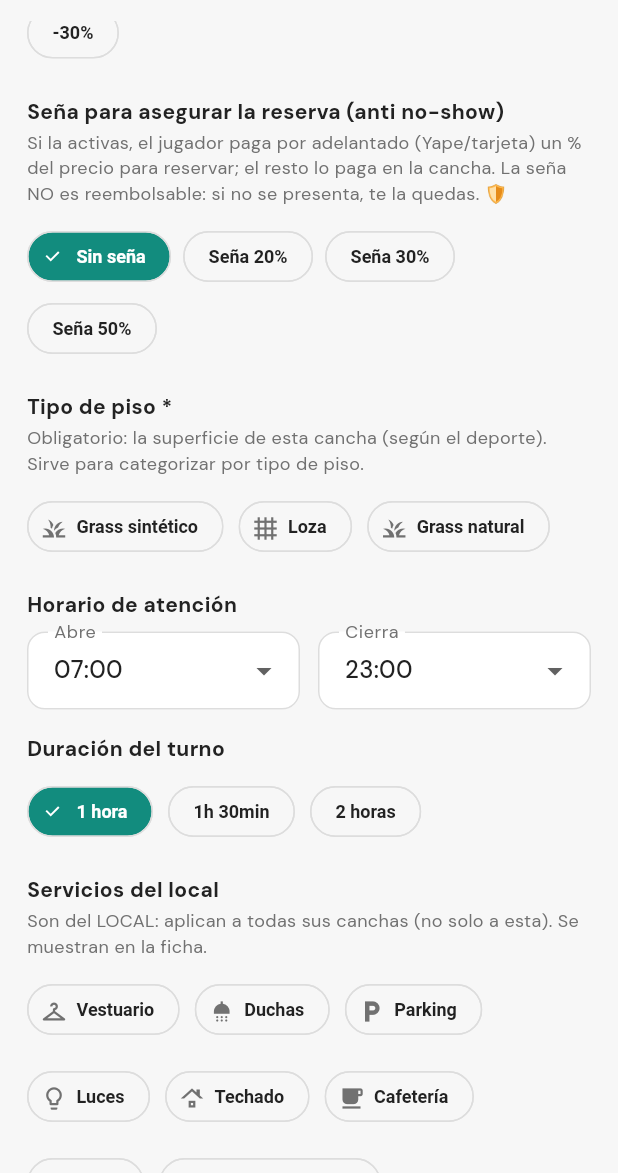
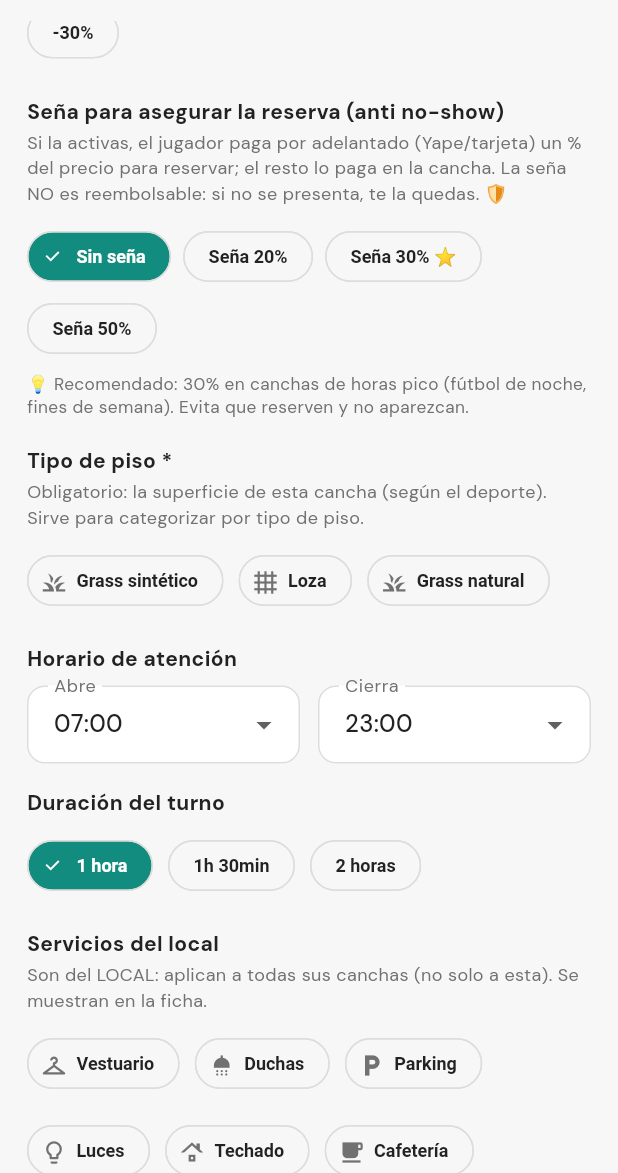
Before and after one commit to dcalagua/canchas-app-lima, a Flutter app: the EditarCanchaScreen screen opened directly with sample values from the repository, scrolled down 1152 dp, on a phone screen of 412 x 824 dp, the part 63-1236 px from its top. Run offline on Flutter 3.47's test engine with Material 3 defaults, Android fonts, the phone set to English and light mode, and no system bars; our stand-ins replace audioplayers, cached_network_image, file_picker, firebase_core, firebase_messaging, flutter_cache_manager and 18 more; missing offline and left inert: flutter_callkit_incoming, flutter_webrtc, google_mlkit_text_recognition, record; accounts and stored records are empty.

Commit message:
Seña: default recomendado (30% ⭐) + tip anti no-show en Editar cancha

```diff
--- a/lib/screens/editar_cancha_screen.dart
+++ b/lib/screens/editar_cancha_screen.dart
@@ -610,12 +610,19 @@ class _EditarCanchaScreenState extends State<EditarCanchaScreen> {
             children: [
               for (final s in const [0, 20, 30, 50])
                 ChoiceChip(
-                  label: Text(s == 0 ? 'Sin seña' : 'Seña $s%'),
+                  label: Text(s == 0
+                      ? 'Sin seña'
+                      : (s == 30 ? 'Seña 30% ⭐' : 'Seña $s%')),
                   selected: _senaPct == s,
                   onSelected: (_) => setState(() => _senaPct = s),
                 ),
             ],
           ),
+          const SizedBox(height: 6),
+          Text(
+              '💡 Recomendado: 30% en canchas de horas pico (fútbol de noche, '
+              'fines de semana). Evita que reserven y no aparezcan.',
+              style: TextStyle(color: textoTenue, fontSize: 11.5, height: 1.3)),
           if (_senaPct > 0) ...[
             const SizedBox(height: 6),
             Builder(builder: (context) {
```
